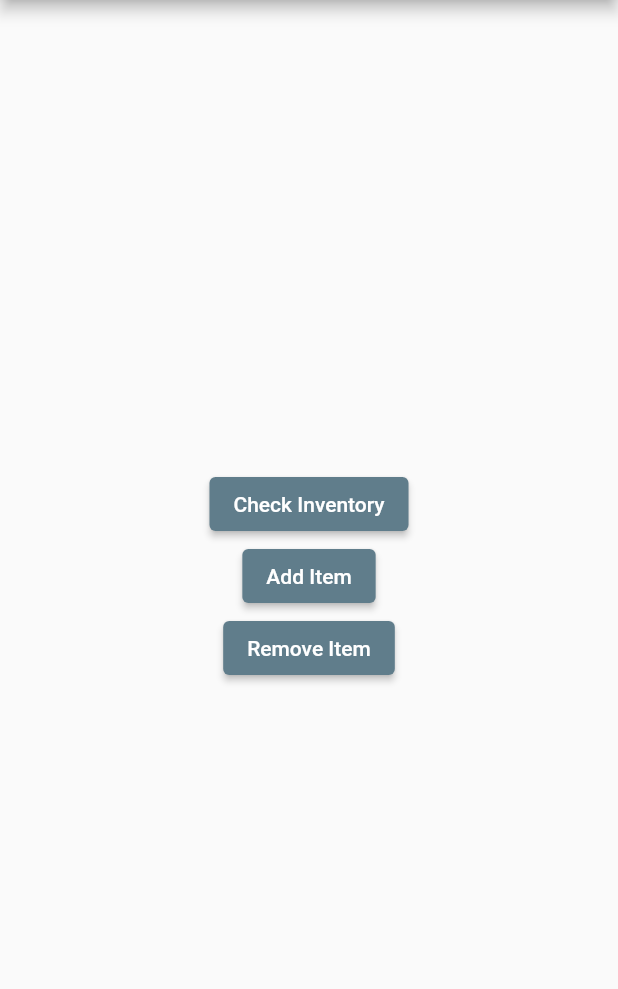
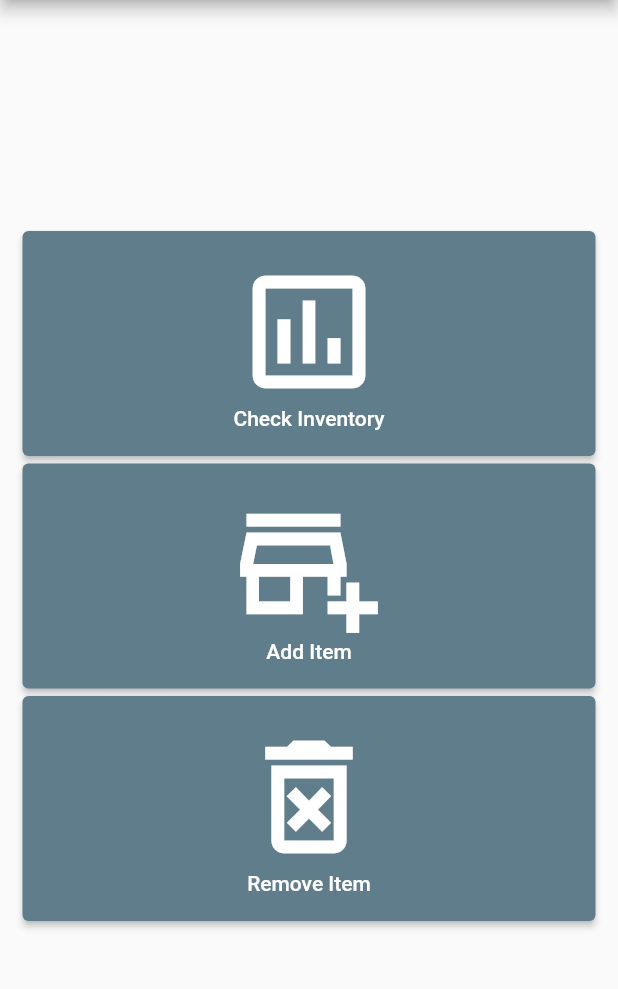
Before and after one commit to GitDatz/home_inventory, a Flutter app: the MainPage screen opened directly, on a phone screen of 412 x 824 dp, the part 84-1073 px from its top. Run offline on Flutter 3.47's test engine with Material 2 defaults, Android fonts, the phone set to English and light mode, and no system bars.

Commit message:
Main Page - button styling: icon and size

```diff
--- a/lib/constants.dart
+++ b/lib/constants.dart
@@ -16,6 +16,10 @@ const String PASSWORD_VALIDATOR_ERROR = "Password cannot be empty";
 const String CHECK_INVENTORY_BUTTON_TEXT = "Check Inventory";
 const String ADD_ITEM_BUTTON_TEXT = "Add Item";
 const String REMOVE_ITEM_BUTTON_TEXT = "Remove Item";
+const double BUTTON_ICON_SIZE = 100.0;
+const double BUTTON_HEIGHT = 150.0;
+const double BUTTON_VERTICAL_MARGIN = 5.0;
+const double SIDE_PADDING = 15.0;
 
 // Add/Remove Item Page
 const String SCAN_ITEM_BUTTON_TEXT = "Scan Item";
--- a/lib/ui/pages/main_page.dart
+++ b/lib/ui/pages/main_page.dart
@@ -37,32 +37,71 @@ class _MainPageState extends State<MainPage> {
   }
 
   Widget _checkInventory(BuildContext context) {
-    return ElevatedButton(
+    return Padding(
+      padding: EdgeInsets.fromLTRB(SIDE_PADDING, 0.0, SIDE_PADDING, 0.0),
+      child: SizedBox(
+        height: BUTTON_HEIGHT,
+        width: double.infinity,
+        child: ElevatedButton(
           onPressed: () {
             Navigator.push(context, MaterialPageRoute(
               builder: (context) => InventoryPage(title: INVENTORY_TITLE)));
           },
-        child: Text(CHECK_INVENTORY_BUTTON_TEXT)
+            child: Column(
+              mainAxisAlignment: MainAxisAlignment.center,
+              children: [
+                Icon(Icons.assessment_outlined, size: BUTTON_ICON_SIZE),
+                Text(CHECK_INVENTORY_BUTTON_TEXT, textAlign: TextAlign.center,)
+              ],
+            )
+        )
+      )
     );
   }
 
   Widget _addItemButton(BuildContext context) {
-    return ElevatedButton(
+    return Padding(
+      padding: EdgeInsets.fromLTRB(SIDE_PADDING, BUTTON_VERTICAL_MARGIN, SIDE_PADDING, 0.0),
+      child: SizedBox(
+        height: BUTTON_HEIGHT,
+        width: double.infinity,
+        child: ElevatedButton(
           onPressed: () {
             Navigator.push(context, MaterialPageRoute(
               builder: (context) => AddItemPage(title: ADD_ITEM_TITLE)));
           },
-        child: Text(ADD_ITEM_BUTTON_TEXT)
+          child: Column(
+            mainAxisAlignment: MainAxisAlignment.center,
+            children: [
+              Icon(Icons.add_business_outlined, size: BUTTON_ICON_SIZE),
+              Text(ADD_ITEM_BUTTON_TEXT, textAlign: TextAlign.center,)
+            ],
+          )
+        )
+      )
     );
   }
 
   Widget _removeItemButton(BuildContext context) {
-    return ElevatedButton(
+    return Padding(
+      padding: EdgeInsets.fromLTRB(SIDE_PADDING, BUTTON_VERTICAL_MARGIN, SIDE_PADDING, 0.0),
+      child: SizedBox(
+        height: BUTTON_HEIGHT,
+        width: double.infinity,
+        child: ElevatedButton(
           onPressed: () {
             Navigator.push(context, MaterialPageRoute(
               builder: (context) => RemoveItemPage(title: REMOVE_ITEM_TITLE)));
           },
-        child: Text(REMOVE_ITEM_BUTTON_TEXT)
+          child: Column(
+            mainAxisAlignment: MainAxisAlignment.center,
+            children: [
+              Icon(Icons.delete_forever_outlined, size: BUTTON_ICON_SIZE),
+              Text(REMOVE_ITEM_BUTTON_TEXT, textAlign: TextAlign.center,)
+            ],
+          )
+        )
+      )
     );
   }
 }
```
Lines whose indentation alone changed are shown as unchanged.
